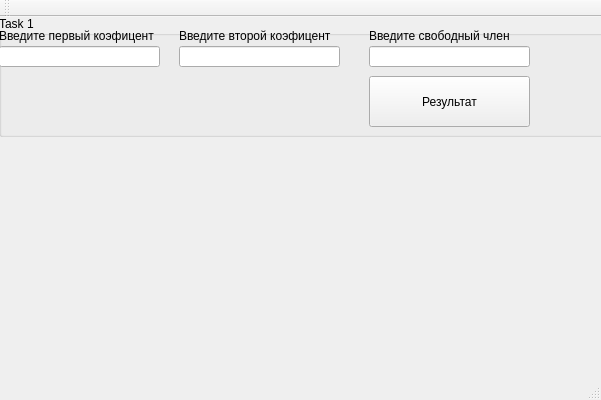
First picture: the form in Lesson_1/Lesson_1.ui, repository PracticalTasks/QT_Lesson_1, before the edit.
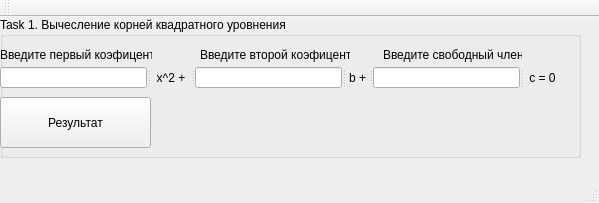
Second picture: the form after the edit.

```diff
--- a/Lesson_1/Lesson_1.ui
+++ b/Lesson_1/Lesson_1.ui
@@ -6,8 +6,8 @@
    <rect>
     <x>0</x>
     <y>0</y>
-    <width>601</width>
-    <height>400</height>
+    <width>599</width>
+    <height>203</height>
    </rect>
   </property>
   <property name="windowTitle">
@@ -17,99 +17,21 @@
    <widget class="QGroupBox" name="groupBox">
     <property name="geometry">
      <rect>
-      <x>-1</x>
-      <y>-1</y>
-      <width>611</width>
-      <height>121</height>
+      <x>0</x>
+      <y>0</y>
+      <width>581</width>
+      <height>141</height>
      </rect>
     </property>
     <property name="title">
-     <string>Task 1</string>
+     <string>Task 1. Вычесление корней квадратного уровнения </string>
     </property>
-    <widget class="QLineEdit" name="lineEdit">
-     <property name="geometry">
-      <rect>
-       <x>0</x>
-       <y>30</y>
-       <width>161</width>
-       <height>21</height>
-      </rect>
-     </property>
-     <property name="alignment">
-      <set>Qt::AlignRight|Qt::AlignTrailing|Qt::AlignVCenter</set>
-     </property>
-    </widget>
-    <widget class="QLabel" name="label">
-     <property name="geometry">
-      <rect>
-       <x>0</x>
-       <y>10</y>
-       <width>171</width>
-       <height>20</height>
-      </rect>
-     </property>
-     <property name="text">
-      <string>Введите первый коэфицент</string>
-     </property>
-    </widget>
-    <widget class="QLineEdit" name="lineEdit_2">
-     <property name="geometry">
-      <rect>
-       <x>180</x>
-       <y>30</y>
-       <width>161</width>
-       <height>21</height>
-      </rect>
-     </property>
-     <property name="alignment">
-      <set>Qt::AlignRight|Qt::AlignTrailing|Qt::AlignVCenter</set>
-     </property>
-    </widget>
-    <widget class="QLabel" name="label_2">
-     <property name="geometry">
-      <rect>
-       <x>180</x>
-       <y>10</y>
-       <width>171</width>
-       <height>20</height>
-      </rect>
-     </property>
-     <property name="text">
-      <string>Введите второй коэфицент</string>
-     </property>
-    </widget>
-    <widget class="QLabel" name="label_3">
-     <property name="geometry">
-      <rect>
-       <x>370</x>
-       <y>10</y>
-       <width>171</width>
-       <height>20</height>
-      </rect>
-     </property>
-     <property name="text">
-      <string>Введите свободный член</string>
-     </property>
-    </widget>
-    <widget class="QLineEdit" name="lineEdit_3">
-     <property name="geometry">
-      <rect>
-       <x>370</x>
-       <y>30</y>
-       <width>161</width>
-       <height>21</height>
-      </rect>
-     </property>
-     <property name="alignment">
-      <set>Qt::AlignRight|Qt::AlignTrailing|Qt::AlignVCenter</set>
-     </property>
-    </widget>
     <widget class="QPushButton" name="pushButton">
      <property name="geometry">
       <rect>
-       <x>370</x>
-       <y>60</y>
-       <width>161</width>
+       <x>0</x>
+       <y>80</y>
+       <width>151</width>
        <height>51</height>
       </rect>
      </property>
@@ -120,16 +42,110 @@
     <widget class="QLabel" name="label_4">
      <property name="geometry">
       <rect>
-       <x>0</x>
-       <y>50</y>
-       <width>161</width>
-       <height>61</height>
+       <x>200</x>
+       <y>80</y>
+       <width>331</width>
+       <height>21</height>
       </rect>
      </property>
      <property name="text">
       <string/>
      </property>
     </widget>
+    <widget class="QSplitter" name="splitter">
+     <property name="geometry">
+      <rect>
+       <x>0</x>
+       <y>50</y>
+       <width>561</width>
+       <height>21</height>
+      </rect>
+     </property>
+     <property name="orientation">
+      <enum>Qt::Horizontal</enum>
+     </property>
+     <widget class="QLineEdit" name="lineEdit_1">
+      <property name="alignment">
+       <set>Qt::AlignRight|Qt::AlignTrailing|Qt::AlignVCenter</set>
+      </property>
+     </widget>
+     <widget class="QLabel" name="label_5">
+      <property name="lineWidth">
+       <number>1</number>
+      </property>
+      <property name="text">
+       <string>x^2 +</string>
+      </property>
+      <property name="alignment">
+       <set>Qt::AlignCenter</set>
+      </property>
+     </widget>
+     <widget class="QLineEdit" name="lineEdit_2">
+      <property name="alignment">
+       <set>Qt::AlignRight|Qt::AlignTrailing|Qt::AlignVCenter</set>
+      </property>
+     </widget>
+     <widget class="QLabel" name="label_6">
+      <property name="text">
+       <string>b +</string>
+      </property>
+      <property name="alignment">
+       <set>Qt::AlignCenter</set>
+      </property>
+     </widget>
+     <widget class="QLineEdit" name="lineEdit_3">
+      <property name="alignment">
+       <set>Qt::AlignRight|Qt::AlignTrailing|Qt::AlignVCenter</set>
+      </property>
+     </widget>
+     <widget class="QLabel" name="label_7">
+      <property name="text">
+       <string>c = 0</string>
+      </property>
+      <property name="alignment">
+       <set>Qt::AlignCenter</set>
+      </property>
+     </widget>
+    </widget>
+    <widget class="QLabel" name="label">
+     <property name="geometry">
+      <rect>
+       <x>0</x>
+       <y>30</y>
+       <width>152</width>
+       <height>16</height>
+      </rect>
+     </property>
+     <property name="text">
+      <string>Введите первый коэфицент</string>
+     </property>
+    </widget>
+    <widget class="QLabel" name="label_3">
+     <property name="geometry">
+      <rect>
+       <x>383</x>
+       <y>30</y>
+       <width>139</width>
+       <height>16</height>
+      </rect>
+     </property>
+     <property name="text">
+      <string>Введите свободный член</string>
+     </property>
+    </widget>
+    <widget class="QLabel" name="label_2">
+     <property name="geometry">
+      <rect>
+       <x>200</x>
+       <y>30</y>
+       <width>150</width>
+       <height>16</height>
+      </rect>
+     </property>
+     <property name="text">
+      <string>Введите второй коэфицент</string>
+     </property>
+    </widget>
    </widget>
   </widget>
   <widget class="QMenuBar" name="menuBar">
```
Left out of the diff: 2 changed lines with no effect on the pictures.
